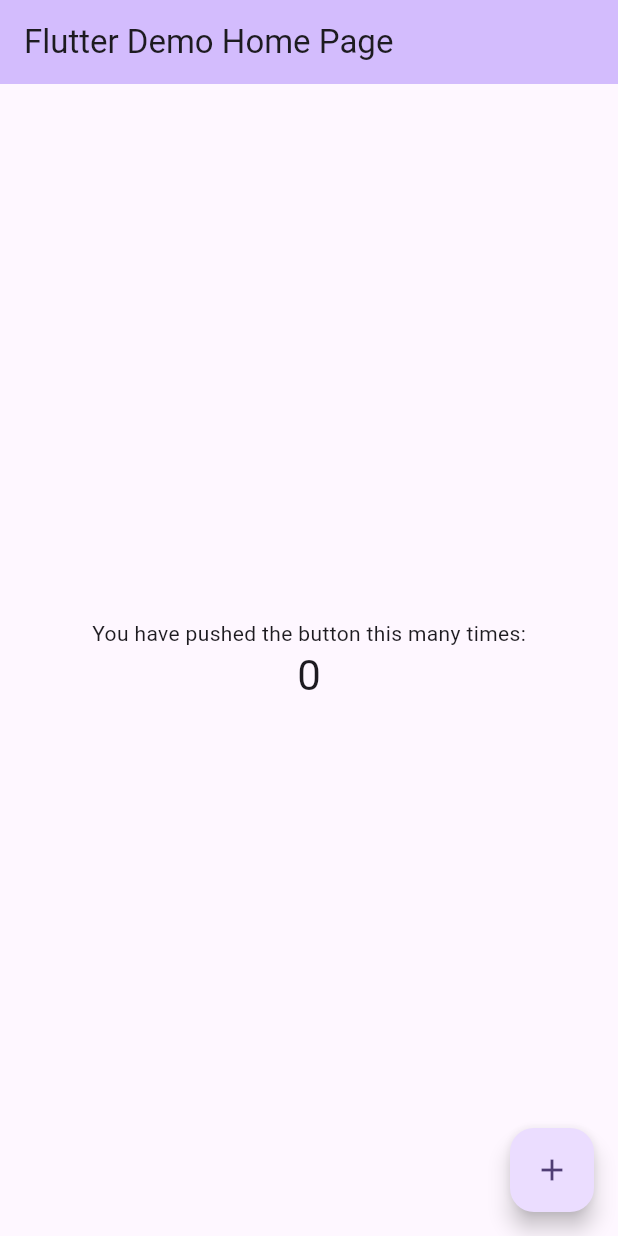
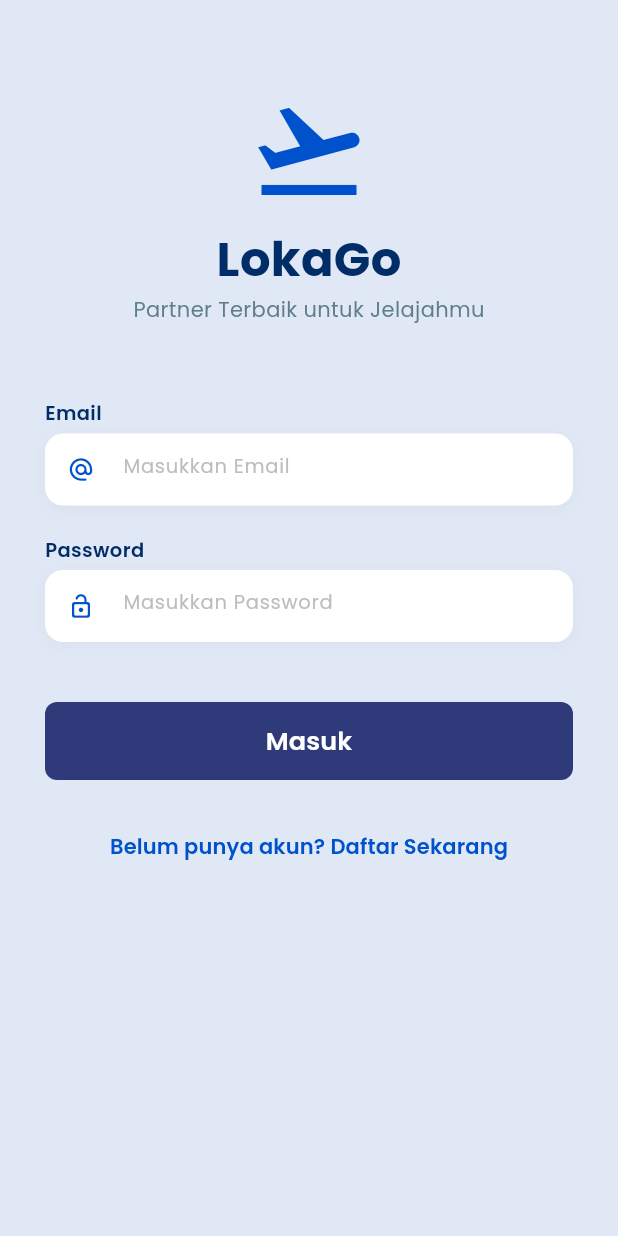
Before and after one commit to zoymelvin/lokago-app, a Flutter app: the screen it shows after launch, on a phone screen of 412 x 824 dp. Run offline on Flutter 3.47's test engine with Material 3 defaults, Android fonts, the phone set to English and light mode, and no system bars; our stand-ins replace dio, flutter_bloc, google_fonts, shared_preferences.

Commit message:
feat: implement authentication flow with bloc pattern
Add auth bloc, events, states, and repository for login and register
Create Dio client with API constants and token interceptor
Add user model and custom UI widgets for login and register pages
Update main.dart to set up providers and use login page as home

```diff
--- /dev/null
+++ b/lib/core/constants/api_constants.dart
@@ -0,0 +1,16 @@
+class ApiConstants {
+  static const String baseUrl = 'https://travel-journal-api-bootcamp.do.dibimbing.id';
+
+  static const String apiKey = '24405e01-fbc1-45a5-9f5a-be13afcd757c';
+
+  static const String login = '/api/v1/login';
+  static const String register = '/api/v1/register';
+  static const String logout = '/api/v1/logout';
+  static const String user = '/api/v1/user';
+  static const String banners = '/api/v1/banners';
+  static const String categories = '/api/v1/categories';
+  static const String activities = '/api/v1/activities';
+  static const String promos = '/api/v1/promos';
+  static const String carts = '/api/v1/carts';
+  static const String createTransaction = '/api/v1/create-transaction';
+}
--- /dev/null
+++ b/lib/data/api/dio_client.dart
@@ -0,0 +1,34 @@
+import 'package:dio/dio.dart';
+import 'package:shared_preferences/shared_preferences.dart';
+import '../../core/constants/api_constants.dart';
+
+class DioClient {
+  final Dio _dio = Dio(
+    BaseOptions(
+      baseUrl: ApiConstants.baseUrl,
+      connectTimeout: const Duration(seconds: 15),
+      receiveTimeout: const Duration(seconds: 15),
+    ),
+  );
+
+  DioClient() {
+    _dio.interceptors.add(InterceptorsWrapper(
+      onRequest: (options, handler) async {
+        options.headers['apiKey'] = ApiConstants.apiKey;
+
+        final prefs = await SharedPreferences.getInstance();
+        final token = prefs.getString('token');
+        if (token != null) {
+          options.headers['Authorization'] = 'Bearer $token';
+        }
+
+        return handler.next(options);
+      },
+      onError: (e, handler) {
+        return handler.next(e);
+      },
+    ));
+  }
+
+  Dio get dio => _dio;
+}
--- /dev/null
+++ b/lib/data/repositories/auth_repository.dart
@@ -0,0 +1,30 @@
+import 'package:dio/dio.dart';
+import '../api/dio_client.dart';
+import '../../core/constants/api_constants.dart';
+
+class AuthRepository {
+  final Dio _dio = DioClient().dio;
+  Future<Response> register({
+    required String email,
+    required String password,
+    required String name,
+    required String phoneNumber,
+  }) async {
+    return await _dio.post(ApiConstants.register, data: {
+      "email": email,
+      "password": password,
+      "passwordRepeat": password,
+      "role": "user",
+      "name": name,
+      "phoneNumber": phoneNumber,
+      "profilePictureUrl": "https://i.pravatar.cc/150",
+    });
+  }
+
+  Future<Response> login(String email, String password) async {
+    return await _dio.post(ApiConstants.login, data: {
+      "email": email,
+      "password": password,
+    });
+  }
+}
--- a/lib/main.dart
+++ b/lib/main.dart
@@ -1,121 +1,29 @@
 import 'package:flutter/material.dart';
-
+import 'package:flutter_bloc/flutter_bloc.dart';
+import 'data/repositories/auth_repository.dart';
+import 'presentation/blocs/auth_bloc/auth_bloc.dart';
+import 'presentation/pages/login_page.dart';
 void main() {
   runApp(const MyApp());
 }
-
 class MyApp extends StatelessWidget {
   const MyApp({super.key});
 
-  // This widget is the root of your application.
   @override
   Widget build(BuildContext context) {
-    return MaterialApp(
-      title: 'Flutter Demo',
-      theme: ThemeData(
-        // This is the theme of your application.
-        //
-        // TRY THIS: Try running your application with "flutter run". You'll see
-        // the application has a purple toolbar. Then, without quitting the app,
-        // try changing the seedColor in the colorScheme below to Colors.green
-        // and then invoke "hot reload" (save your changes or press the "hot
-        // reload" button in a Flutter-supported IDE, or press "r" if you used
-        // the command line to start the app).
-        //
-        // Notice that the counter didn't reset back to zero; the application
-        // state is not lost during the reload. To reset the state, use hot
-        // restart instead.
-        //
-        // This works for code too, not just values: Most code changes can be
-        // tested with just a hot reload.
-        colorScheme: .fromSeed(seedColor: Colors.deepPurple),
-      ),
-      home: const MyHomePage(title: 'Flutter Demo Home Page'),
-    );
-  }
-}
-
-class MyHomePage extends StatefulWidget {
-  const MyHomePage({super.key, required this.title});
-
-  // This widget is the home page of your application. It is stateful, meaning
-  // that it has a State object (defined below) that contains fields that affect
-  // how it looks.
-
-  // This class is the configuration for the state. It holds the values (in this
-  // case the title) provided by the parent (in this case the App widget) and
-  // used by the build method of the State. Fields in a Widget subclass are
-  // always marked "final".
-
-  final String title;
-
-  @override
-  State<MyHomePage> createState() => _MyHomePageState();
-}
-
-class _MyHomePageState extends State<MyHomePage> {
-  int _counter = 0;
-
-  void _incrementCounter() {
-    setState(() {
-      // This call to setState tells the Flutter framework that something has
-      // changed in this State, which causes it to rerun the build method below
-      // so that the display can reflect the updated values. If we changed
-      // _counter without calling setState(), then the build method would not be
-      // called again, and so nothing would appear to happen.
-      _counter++;
-    });
-  }
-
-  @override
-  Widget build(BuildContext context) {
-    // This method is rerun every time setState is called, for instance as done
-    // by the _incrementCounter method above.
-    //
-    // The Flutter framework has been optimized to make rerunning build methods
-    // fast, so that you can just rebuild anything that needs updating rather
-    // than having to individually change instances of widgets.
-    return Scaffold(
-      appBar: AppBar(
-        // TRY THIS: Try changing the color here to a specific color (to
-        // Colors.amber, perhaps?) and trigger a hot reload to see the AppBar
-        // change color while the other colors stay the same.
-        backgroundColor: Theme.of(context).colorScheme.inversePrimary,
-        // Here we take the value from the MyHomePage object that was created by
-        // the App.build method, and use it to set our appbar title.
-        title: Text(widget.title),
-      ),
-      body: Center(
-        // Center is a layout widget. It takes a single child and positions it
-        // in the middle of the parent.
-        child: Column(
-          // Column is also a layout widget. It takes a list of children and
-          // arranges them vertically. By default, it sizes itself to fit its
-          // children horizontally, and tries to be as tall as its parent.
-          //
-          // Column has various properties to control how it sizes itself and
-          // how it positions its children. Here we use mainAxisAlignment to
-          // center the children vertically; the main axis here is the vertical
-          // axis because Columns are vertical (the cross axis would be
-          // horizontal).
-          //
-          // TRY THIS: Invoke "debug painting" (choose the "Toggle Debug Paint"
-          // action in the IDE, or press "p" in the console), to see the
-          // wireframe for each widget.
-          mainAxisAlignment: .center,
-          children: [
-            const Text('You have pushed the button this many times:'),
-            Text(
-              '$_counter',
-              style: Theme.of(context).textTheme.headlineMedium,
-            ),
-          ],
+    return RepositoryProvider(
+      create: (context) => AuthRepository(),
+      child: BlocProvider(
+        create: (context) => AuthBloc(context.read<AuthRepository>()),
+        child: MaterialApp(
+          title: 'LokaGo',
+          debugShowCheckedModeBanner: false,
+          theme: ThemeData(
+            colorScheme: ColorScheme.fromSeed(seedColor: Colors.blue),
+            useMaterial3: true,
+          ),
+          home: LoginPage(),
         ),
-      ),
-      floatingActionButton: FloatingActionButton(
-        onPressed: _incrementCounter,
-        tooltip: 'Increment',
-        child: const Icon(Icons.add),
       ),
     );
   }
--- /dev/null
+++ b/lib/presentation/blocs/auth_bloc/auth_event.dart
@@ -0,0 +1,22 @@
+abstract class AuthEvent {}
+
+class RegisterPressed extends AuthEvent {
+  final String email;
+  final String password;
+  final String name;
+  final String phoneNumber;
+
+  RegisterPressed({
+    required this.email,
+    required this.password,
+    required this.name,
+    required this.phoneNumber
+  });
+}
+
+class LoginPressed extends AuthEvent {
+  final String email;
+  final String password;
+
+  LoginPressed({required this.email, required this.password});
+}
--- /dev/null
+++ b/lib/presentation/blocs/auth_bloc/auth_state.dart
@@ -0,0 +1,15 @@
+abstract class AuthState {}
+
+class AuthInitial extends AuthState {}
+
+class AuthLoading extends AuthState {}
+
+class AuthSuccess extends AuthState {
+  final String message;
+  AuthSuccess(this.message);
+}
+
+class AuthError extends AuthState {
+  final String errorMessage;
+  AuthError(this.errorMessage);
+}
--- /dev/null
+++ b/lib/presentation/pages/login_page.dart
@@ -0,0 +1,117 @@
+import 'package:flutter/material.dart';
+import 'package:flutter_bloc/flutter_bloc.dart';
+import 'package:google_fonts/google_fonts.dart';
+import 'package:lokago/presentation/widgets/custom_button.dart';
+import 'package:lokago/presentation/widgets/custom_text_field.dart';
+import '../blocs/auth_bloc/auth_bloc.dart';
+import '../blocs/auth_bloc/auth_event.dart';
+import '../blocs/auth_bloc/auth_state.dart';
+import 'register_page.dart';
+
+class LoginPage extends StatelessWidget {
+  final TextEditingController emailController = TextEditingController();
+  final TextEditingController passwordController = TextEditingController();
+
+  LoginPage({super.key});
+
+  @override
+  Widget build(BuildContext context) {
+    return Scaffold(
+      backgroundColor: const Color.fromARGB(255, 224, 232, 245),
+      body: BlocListener<AuthBloc, AuthState>(
+        listener: (context, state) {
+          if (state is AuthSuccess) {
+
+            ScaffoldMessenger.of(context).showSnackBar(
+              const SnackBar(content: Text("Selamat Datang di LokaGo!")),
+            );
+          } else if (state is AuthError) {
+            ScaffoldMessenger.of(context).showSnackBar(
+              SnackBar(content: Text(state.errorMessage), backgroundColor: Colors.red),
+            );
+          }
+        },
+        child: SafeArea(
+          child: SingleChildScrollView(
+            padding: const EdgeInsets.symmetric(horizontal: 30),
+            child: Column(
+              crossAxisAlignment: CrossAxisAlignment.start,
+              children: [
+                const SizedBox(height: 60),
+                Center(
+                  child: Column(
+                    children: [
+                      const Icon(Icons.flight_takeoff, size: 80, color: Color(0xFF0052CC)),
+                      const SizedBox(height: 10),
+                      Text(
+                        "LokaGo",
+                        style: GoogleFonts.poppins(
+                          fontSize: 32,
+                          fontWeight: FontWeight.bold,
+                          color: const Color(0xFF002D67),
+                        ),
+                      ),
+                      Text(
+                        "Partner Terbaik untuk Jelajahmu",
+                        style: GoogleFonts.poppins(fontSize: 14, color: Colors.blueGrey),
+                      ),
+                    ],
+                  ),
+                ),
+                const SizedBox(height: 50),
+                CustomTextField(
+                  label: "Email",
+                  hint: "Masukkan Email",
+                  controller: emailController,
+                  icon: Icons.alternate_email_rounded,
+                ),
+                const SizedBox(height: 20),
+                CustomTextField(
+                  label: "Password",
+                  hint: "Masukkan Password",
+                  controller: passwordController,
+                  icon: Icons.lock_open_rounded,
+                  isPassword: true,
+                ),
+                const SizedBox(height: 40),
+
+                BlocBuilder<AuthBloc, AuthState>(
+                  builder: (context, state) {
+                    return CustomButton(
+                      label: "Masuk",
+                      isLoading: state is AuthLoading,
+                      onPressed: () {
+                        context.read<AuthBloc>().add(LoginPressed(
+                          email: emailController.text,
+                          password: passwordController.text,
+                        ));
+                      },
+                    );
+                  },
+                ),
+                const SizedBox(height: 20),
+                Center(
+                  child: TextButton(
+                    onPressed: () {
+                      Navigator.push(
+                        context,
+                        MaterialPageRoute(builder: (context) => RegisterPage()),
+                      );
+                    },
+                    child: Text(
+                      "Belum punya akun? Daftar Sekarang",
+                      style: GoogleFonts.poppins(
+                        color: const Color(0xFF0052CC),
+                        fontWeight: FontWeight.w600,
+                      ),
+                    ),
+                  ),
+                ),
+              ],
+            ),
+          ),
+        ),
+      ),
+    );
+  }
+}
--- /dev/null
+++ b/lib/presentation/widgets/custom_button.dart
@@ -0,0 +1,45 @@
+import 'package:flutter/material.dart';
+import 'package:google_fonts/google_fonts.dart';
+
+class CustomButton extends StatelessWidget {
+  final String label;
+  final VoidCallback onPressed;
+  final bool isLoading;
+
+  const CustomButton({
+    super.key,
+    required this.label,
+    required this.onPressed,
+    this.isLoading = false,
+  });
+
+  @override
+  Widget build(BuildContext context) {
+    return SizedBox(
+      width: double.infinity,
+      height: 52,
+      child: ElevatedButton(
+        style: ElevatedButton.styleFrom(
+          backgroundColor: const Color.fromARGB(255, 47, 58, 122),
+          shape: RoundedRectangleBorder(borderRadius: BorderRadius.circular(8)),
+          elevation: 0,
+        ),
+        onPressed: isLoading ? null : onPressed,
+        child: isLoading
+            ? const SizedBox(
+                height: 20,
+                width: 20,
+                child: CircularProgressIndicator(color: Colors.white, strokeWidth: 2),
+              )
+            : Text(
+                label,
+                style: GoogleFonts.poppins(
+                  fontSize: 17,
+                  fontWeight: FontWeight.w600,
+                  color: Colors.white,
+                ),
+              ),
+      ),
+    );
+  }
+}
--- /dev/null
+++ b/lib/presentation/widgets/custom_text_field.dart
@@ -0,0 +1,62 @@
+import 'package:flutter/material.dart';
+import 'package:google_fonts/google_fonts.dart';
+
+class CustomTextField extends StatelessWidget {
+  final String label;
+  final String hint;
+  final TextEditingController controller;
+  final IconData icon;
+  final bool isPassword;
+
+  const CustomTextField({
+    super.key,
+    required this.label,
+    required this.hint,
+    required this.controller,
+    required this.icon,
+    this.isPassword = false,
+  });
+
+  @override
+  Widget build(BuildContext context) {
+    return Column(
+      crossAxisAlignment: CrossAxisAlignment.start,
+      children: [
+        Text(
+          label,
+          style: GoogleFonts.poppins(
+            fontWeight: FontWeight.w600,
+            fontSize: 13,
+            color: const Color(0xFF002D67),
+          ),
+        ),
+        const SizedBox(height: 4),
+        Container(
+          decoration: BoxDecoration(
+            color: Colors.white,
+            borderRadius: BorderRadius.circular(12),
+            boxShadow: [
+              BoxShadow(
+                color: Colors.black.withOpacity(0.03),
+                blurRadius: 8,
+                offset: const Offset(0, 2),
+              ),
+            ],
+          ),
+          child: TextField(
+            controller: controller,
+            obscureText: isPassword,
+            style: GoogleFonts.poppins(fontSize: 13),
+            decoration: InputDecoration(
+              hintText: hint,
+              hintStyle: GoogleFonts.poppins(color: Colors.grey[400], fontSize: 13),
+              prefixIcon: Icon(icon, color: const Color(0xFF0052CC), size: 18),
+              border: InputBorder.none,
+              contentPadding: const EdgeInsets.symmetric(vertical: 12),
+            ),
+          ),
+        ),
+      ],
+    );
+  }
+}
```
Also changed, not shown: lib/data/models/user_model.dart (added, +28 -0 lines), lib/presentation/blocs/auth_bloc/auth_bloc.dart (added, +51 -0 lines), lib/presentation/pages/register_page.dart (added, +123 -0 lines).
